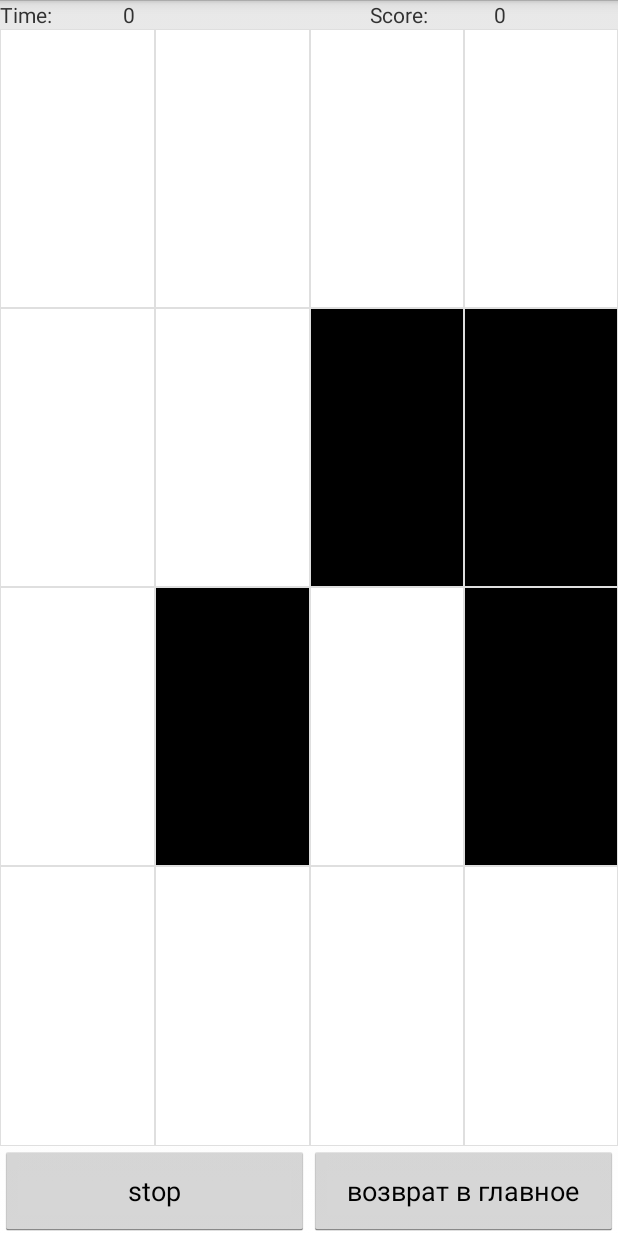
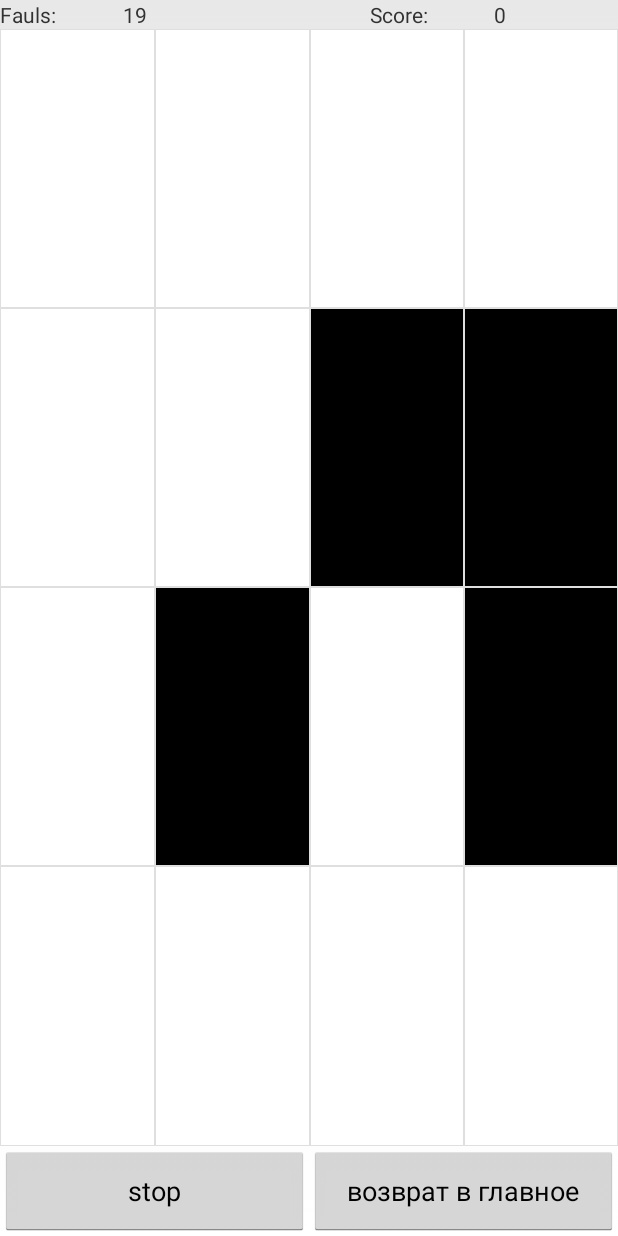
Before and after one commit to OfficeDeveloper/Y-Office-Repository, an Android app: the FirstGame screen opened directly, with no data from a screen before it, after a tap on an icon or button, on a phone screen of 412 x 824 dp. Run offline under Robolectric (Android 15) with nearby library versions, the phone set to English and light mode, and no system bars; 3 other taps on this screen came first.

Commit message:
паскудатварь

```diff
--- a/OfficeGame/app/src/main/java/com/office/officegame/FirstGame.java
+++ b/OfficeGame/app/src/main/java/com/office/officegame/FirstGame.java
@@ -46,23 +46,25 @@ public class FirstGame extends Activity implements View.OnClickListener {
 
             changeColor(tileArray);
 
-            handler1.postDelayed(this, delay);
             if ((score%30==0)&&(score>0)){
                 delay=(int)(delay*0.9);
             }
+
+            handler1.postDelayed(this, delay);
+
         }
     };
 
-    public void changeColor(TextView[] tv) {
+    public void changeColor(TextView[] tiles) {
         for (int i=0;i<16;i++){
-            tv[i].setBackgroundColor(Color.WHITE);
+            tiles[i].setBackgroundColor(Color.WHITE);
         }
 
         for (int i=0;i<5;i++) {
             int k = 0 + (int) (Math.random() * ((15 - 0) + 1));
             random = 0 + (int) (Math.random() * ((1 - 0) + 1));
             if (0 == 0) {
-                tv[k].setBackgroundColor(Color.BLACK);
+                tiles[k].setBackgroundColor(Color.BLACK);
 
             } /*else {
                 tv[k].setBackgroundColor(Color.WHITE);
@@ -70,11 +72,20 @@ public class FirstGame extends Activity implements View.OnClickListener {
         }
     }
 
-    public void upScore(TextView tv) {
-        ColorDrawable drawable = (ColorDrawable) tv.getBackground();
+    public void upScore(TextView tiv) {
+        ColorDrawable drawable = (ColorDrawable) tiv.getBackground();
         if ((drawable.getColor() == Color.BLACK)&&(bool)) {
             score = score + 1;
             point.setText(String.valueOf(score));
+        }
+        if ((drawable.getColor() == Color.WHITE)&&(bool)) {
+            fouls = fouls - 1;
+            tv.setText(String.valueOf(fouls));
+            if (fouls==0) {
+                handler1.removeCallbacks(task1);
+                startButton.setText("start");
+                bool=false;
+            }
         }
     }
 
@@ -89,7 +100,7 @@ public class FirstGame extends Activity implements View.OnClickListener {
         super.onCreate(savedInstanceState);
         setContentView(R.layout.firstgame);
         tv = (TextView) findViewById(R.id.timer);
-        tv.setText("0:00");
+        tv.setText("20");
         point = (TextView) findViewById(R.id.point);
         point.setText(String.valueOf(score));
 
@@ -169,7 +180,7 @@ public class FirstGame extends Activity implements View.OnClickListener {
                     score = 0;
                     bool=true;
                     delay=700;
-                    fouls=0;
+                    fouls=20;
                 }
                 break;
 
--- a/OfficeGame/app/src/main/res/layout/firstgame.xml
+++ b/OfficeGame/app/src/main/res/layout/firstgame.xml
@@ -15,7 +15,7 @@
         <TextView
             android:layout_width="0dp"
             android:layout_height="wrap_content"
-            android:text="Time: "
+            android:text="Fauls: "
             android:id="@+id/textView"
             android:layout_weight="1" />
 
@@ -26,7 +26,7 @@
 
             android:textAlignment="center"
             android:layout_weight="1"
-            android:text="0:00" />
+            android:text="20" />
 
         <Space
             android:layout_width="0dp"
--- a/OfficeGame/app/src/main/res/values/styles.xml
+++ b/OfficeGame/app/src/main/res/values/styles.xml
@@ -1,7 +1,7 @@
 <resources>
 
     <!-- Base application theme. -->
-    <style name="AppTheme" parent="android:Theme.Holo.Light.DarkActionBar">
+    <style name="AppTheme" parent="android:Theme.Holo.Light.NoActionBar.Fullscreen">
         <item name="android:windowNoTitle">true</item>
         <item name="android:windowFullscreen">true</item>
         <!-- Customize your theme here. -->
```
